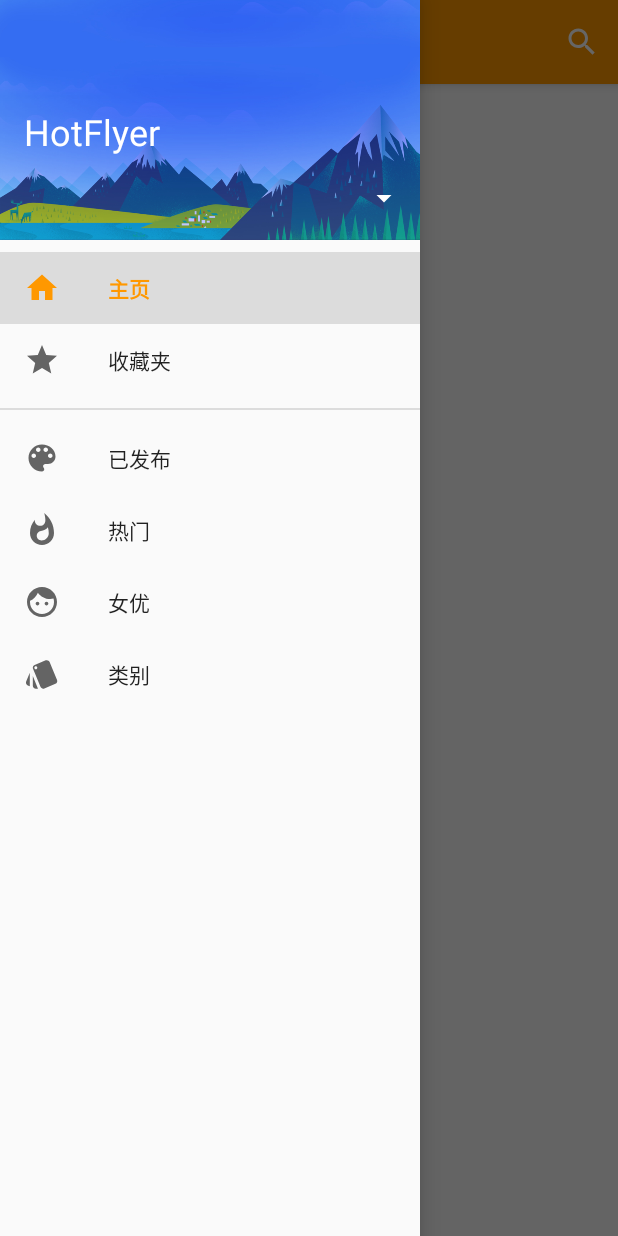
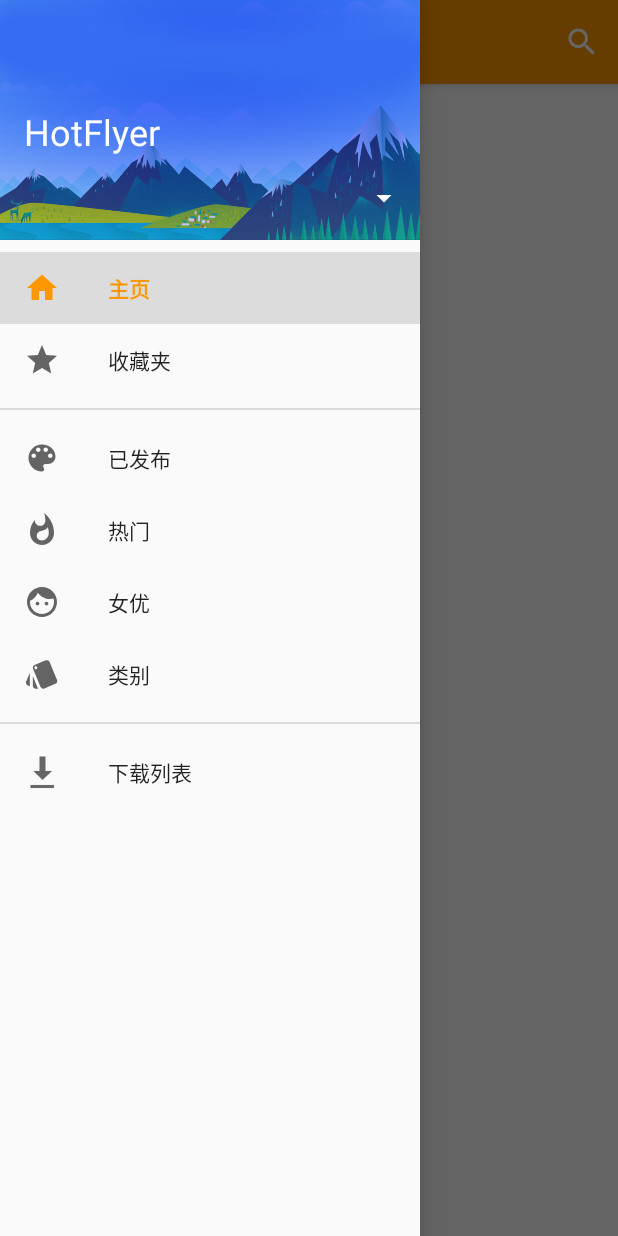
Before and after one commit to CangwangLL/HotFlyer, an Android app: the MainActivity screen opened directly, with no data from a screen before it, with the side drawer open, on a phone screen of 412 x 824 dp. Run offline under Robolectric (Android 15) with nearby library versions, the phone set to English and light mode, and no system bars; libraries missing offline, so code that uses them is left out: cat.ereza.customactivityoncrash, com.crashlytics.android, com.miguelcatalan.materialsearchview, io.fabric.sdk, jp.wasabeef.recyclerview; pictures from the network do not load; 34 statements that could not run were skipped.

Commit message:
添加下载模块入口和UI

```diff
--- a/viewer/src/main/AndroidManifest.xml
+++ b/viewer/src/main/AndroidManifest.xml
@@ -52,6 +52,10 @@
                 <category android:name="android.intent.category.LAUNCHER" />
             </intent-filter>
         </activity>
+        <activity
+            android:name=".activity.DownloadManagerActivity"
+            android:configChanges="keyboard|keyboardHidden|screenLayout|uiMode|orientation|screenSize|smallestScreenSize"
+            android:theme="@style/AppTheme.NoActionBar" />
 
         <meta-data
             android:name="io.fabric.ApiKey"
--- a/viewer/src/main/java/com/tianxing/hotflyer/viewer/activity/MainActivity.kt
+++ b/viewer/src/main/java/com/tianxing/hotflyer/viewer/activity/MainActivity.kt
@@ -226,7 +226,11 @@ class MainActivity : AppCompatActivity(), NavigationView.OnNavigationItemSelecte
             intent.flags = Intent.FLAG_ACTIVITY_NEW_TASK
             startActivity(intent)
 
-        } else*/ if (id == R.id.nav_favourite) {
+        } else*/
+
+        if (id ==R.id.nav_download_manager){
+            startActivity(Intent(this@MainActivity,DownloadManagerActivity::class.java))
+        }else if (id == R.id.nav_favourite) {
             val intent = Intent(this@MainActivity, FavouriteActivity::class.java)
             startActivity(intent)
 
--- a/viewer/src/main/res/menu/main_drawer.xml
+++ b/viewer/src/main/res/menu/main_drawer.xml
@@ -37,6 +37,13 @@
             android:title="类别" />
     </group>
 
+    <group android:id="@+id/nav_group3">
+        <item
+            android:id="@+id/nav_download_manager"
+            android:icon="@android:drawable/stat_sys_download_done"
+            android:title="下载列表" />
+    </group>
+
     <!--<group android:id="@+id/nav_group3">-->
     <!--<item-->
     <!--android:id="@+id/nav_github"-->
```
Also changed, not shown: viewer/src/main/java/com/tianxing/hotflyer/viewer/activity/DownloadManagerActivity.kt (added, +35 -0 lines), viewer/src/main/java/com/tianxing/hotflyer/viewer/fragment/DownLoadControlFragment.kt (added, +13 -0 lines), viewer/src/main/java/com/tianxing/hotflyer/viewer/manager/DownLoadManager.kt (added, +13 -0 lines), viewer/src/main/res/layout/activity_download_manager.xml (added, +35 -0 lines).
